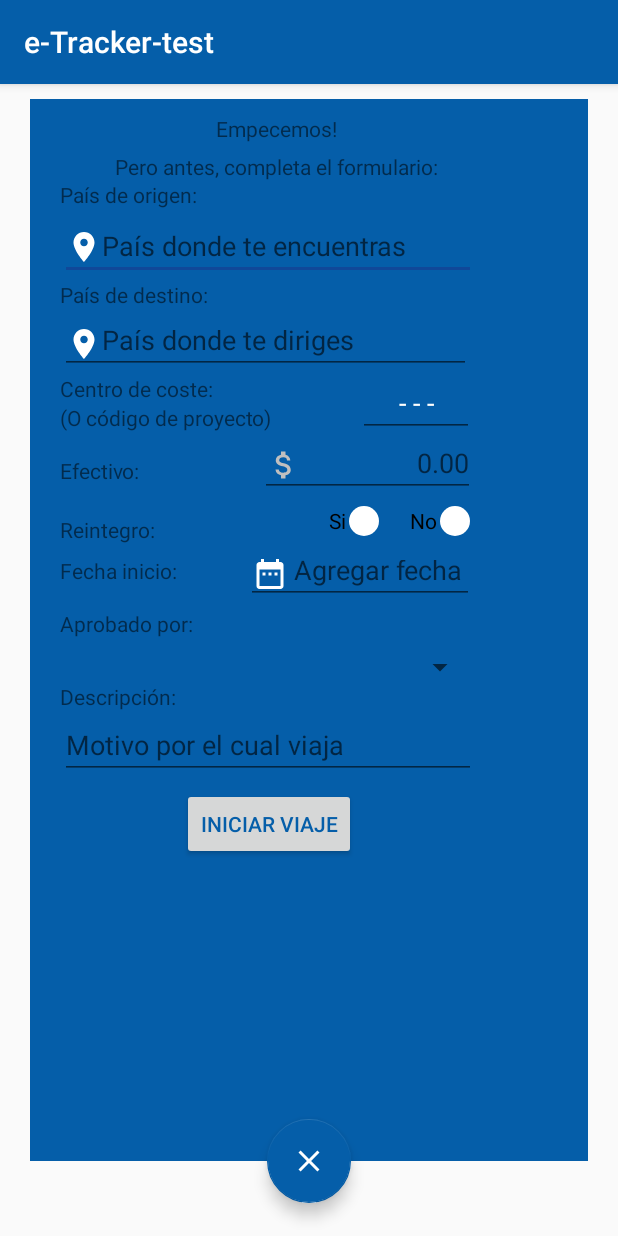
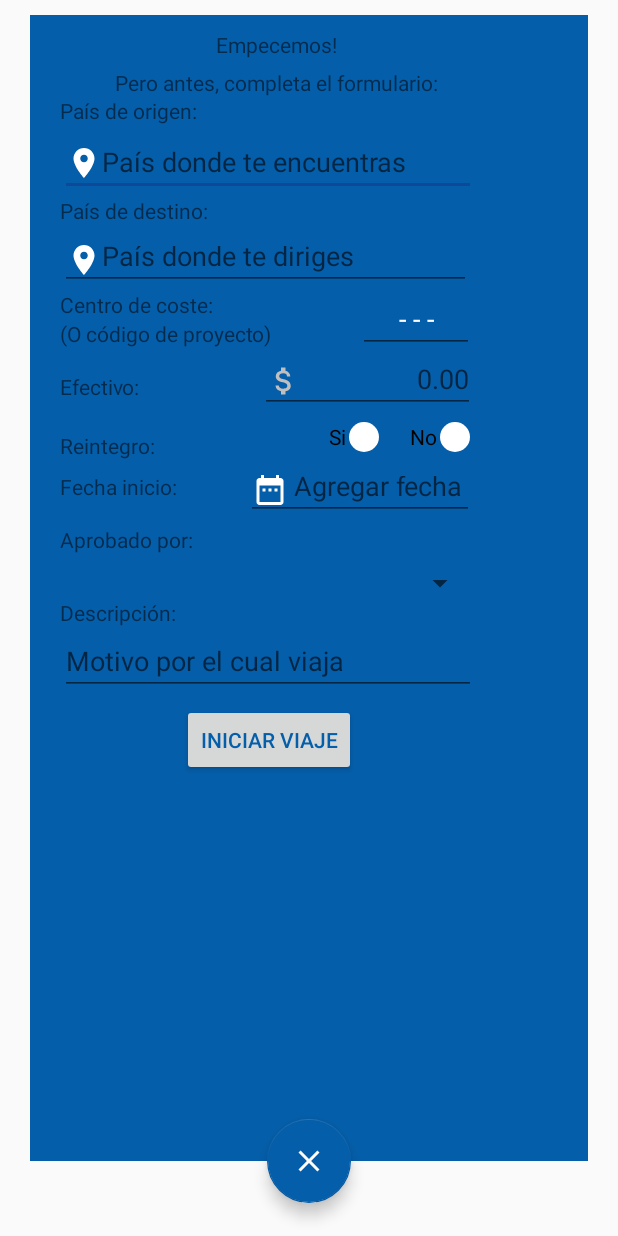
Before and after one commit to raulmenendez9/e-Tracker, an Android app: the screen it shows after launch (MainActivity), on a phone screen of 412 x 824 dp. Run offline under Robolectric (Android 15) with nearby library versions, the phone set to English and light mode, and no system bars; plain views replace MaskEditText.

```diff
--- a/app/src/main/res/values/styles.xml
+++ b/app/src/main/res/values/styles.xml
@@ -1,7 +1,7 @@
 <resources>
 
     <!-- Base application theme. -->
-    <style name="AppTheme" parent="Theme.AppCompat.Light.DarkActionBar">
+    <style name="AppTheme" parent="Theme.AppCompat.Light.NoActionBar">
         <!-- Customize your theme here. -->
         <item name="colorPrimary">@color/colorPrimario_01_Azul</item>
         <item name="colorPrimaryDark">@color/colorPrimario_02_Azul_Oscuro</item>
@@ -9,4 +9,9 @@
     </style>
     <!--Theme for Buttons e-Tracker-->
 
+
+    <style name="SpinnerTheme" parent="android:Widget.Spinner">
+        <item name="android:background">@drawable/ic_spinner</item>
+    </style>
+
 </resources>
```
